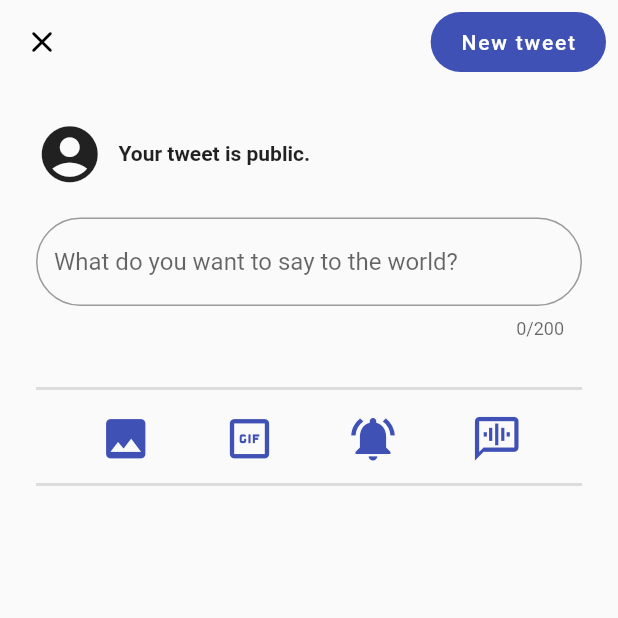
After one commit to miguelloq/Tweet_App, a Flutter app: the AddTweetScreen screen opened by its route, on a phone screen of 412 x 824 dp, the top half of it. The commit adds this screen. Run offline on Flutter 3.47's test engine with Material 2 defaults, Android fonts, the phone set to English and light mode, and no system bars; our stand-ins replace cloud_firestore, firebase_auth, firebase_core, flutter_mobx, flutter_modular, mobx; missing offline and left inert: validatorless; accounts and stored records are empty; generated files the repository leaves out were written again.

Commit message:
AddTweet model,store and view, for now is only saving text in the firestore

```diff
--- a/lib/src/features/home/home_screen.dart
+++ b/lib/src/features/home/home_screen.dart
@@ -40,6 +40,12 @@ class _HomeScreenState extends State<HomeScreen> {
           ],
         ),
       ),
+      floatingActionButton: FloatingActionButton(
+        onPressed: () {
+          Modular.to.pushNamed('/home/addTweet');
+        },
+        child: const Icon(Icons.add),
+      ),
       body: Observer(
         builder: (_) => PageView(
           physics: const NeverScrollableScrollPhysics(),
--- /dev/null
+++ b/lib/src/features/home/submodules/add_tweet/add_tweet_screen.dart
@@ -0,0 +1,128 @@
+import 'package:flutter/material.dart';
+import 'package:flutter_modular/flutter_modular.dart';
+import 'package:mobx/mobx.dart';
+import 'package:tweet_app/src/features/home/submodules/add_tweet/components/custom_icon_button.dart';
+import 'package:tweet_app/src/features/home/submodules/add_tweet/store/add_tweet_store.dart';
+
+class AddTweetScreen extends StatefulWidget {
+  const AddTweetScreen({super.key});
+
+  @override
+  State<AddTweetScreen> createState() => _AddTweetScreenState();
+}
+
+class _AddTweetScreenState extends State<AddTweetScreen> {
+  final AddTweetStore addTweetStore = Modular.get<AddTweetStore>();
+
+  @override
+  void initState() {
+    super.initState();
+    autorun((_) {
+      if (addTweetStore.addTweetState == AddTweetState.error) {
+        ScaffoldMessenger.of(context).showSnackBar(SnackBar(
+          content: Text(
+            'Authentication error: ${addTweetStore.errorText}',
+            style: const TextStyle(color: Colors.white),
+          ),
+          backgroundColor: Colors.red,
+        ));
+      }
+    });
+    when((_) => addTweetStore.addTweetState == AddTweetState.success, () {
+      Modular.to.pop();
+    });
+  }
+
+  @override
+  Widget build(BuildContext context) {
+    return Scaffold(
+      appBar: AppBar(
+        backgroundColor: Colors.transparent,
+        elevation: 0,
+        leading: IconButton(
+          icon: const Icon(
+            Icons.close_rounded,
+            color: Colors.black,
+          ),
+          onPressed: () {
+            Modular.to.pop();
+          },
+        ),
+        actions: [
+          Padding(
+            padding: const EdgeInsets.all(8.0),
+            child: FloatingActionButton.extended(
+                elevation: 0,
+                onPressed: () {
+                  addTweetStore.addTweetAction();
+                },
+                label: const Text('New tweet')),
+          )
+        ],
+      ),
+      body: Padding(
+        padding: const EdgeInsets.all(24.0),
+        child: ListView(
+          children: [
+            const Row(
+              mainAxisAlignment: MainAxisAlignment.start,
+              children: [
+                Padding(
+                  padding: EdgeInsets.only(right: 10),
+                  child: Icon(
+                    Icons.account_circle_rounded,
+                    size: 45,
+                  ),
+                ),
+                Text(
+                  'Your tweet is public.',
+                  style: TextStyle(fontWeight: FontWeight.bold),
+                ),
+              ],
+            ),
+            const SizedBox(
+              height: 20,
+            ),
+            TextField(
+              decoration: InputDecoration(
+                hintText: 'What do you want to say to the world?',
+                border: OutlineInputBorder(
+                  borderRadius: BorderRadius.circular(35),
+                ),
+              ),
+              maxLength: 200,
+              minLines: 1,
+              maxLines: 10,
+              style: Theme.of(context).textTheme.titleMedium,
+              onChanged: (value) {
+                addTweetStore.setMessage(newMessage: value);
+              },
+            ),
+            const SizedBox(
+              height: 25,
+            ),
+            const Divider(
+              thickness: 2,
+            ),
+            Row(
+              mainAxisAlignment: MainAxisAlignment.spaceEvenly,
+              children: [
+                CustomIconButton(buttonFuncion: () {}, iconSymbol: Icons.image),
+                CustomIconButton(
+                    buttonFuncion: () {}, iconSymbol: Icons.gif_box_outlined),
+                CustomIconButton(
+                    buttonFuncion: () {},
+                    iconSymbol: Icons.notifications_active),
+                CustomIconButton(
+                    buttonFuncion: () {}, iconSymbol: Icons.voice_chat),
+              ],
+            ),
+            const Divider(
+              thickness: 2,
+            ),
+          ],
+        ),
+      ),
+    );
+  }
+}
--- /dev/null
+++ b/lib/src/features/home/submodules/add_tweet/components/custom_icon_button.dart
@@ -0,0 +1,20 @@
+import 'package:flutter/material.dart';
+
+class CustomIconButton extends StatelessWidget {
+  final VoidCallback buttonFuncion;
+  final IconData iconSymbol;
+  const CustomIconButton(
+      {super.key, required this.buttonFuncion, required this.iconSymbol});
+
+  @override
+  Widget build(BuildContext context) {
+    return IconButton(
+      onPressed: buttonFuncion,
+      icon: Icon(
+        iconSymbol,
+        color: Theme.of(context).primaryColor,
+        size: 35,
+      ),
+    );
+  }
+}
```
Also changed, not shown: lib/src/features/home/home_module.dart (+8 -0 lines), lib/src/features/home/submodules/add_tweet/add_tweet_module.dart (added, +20 -0 lines), lib/src/features/home/submodules/add_tweet/models/add_tweet_request_model.dart (added, +37 -0 lines), lib/src/features/home/submodules/add_tweet/store/add_tweet_store.dart (added, +53 -0 lines), lib/src/features/home/submodules/add_tweet/store/add_tweet_store.g.dart (added).
